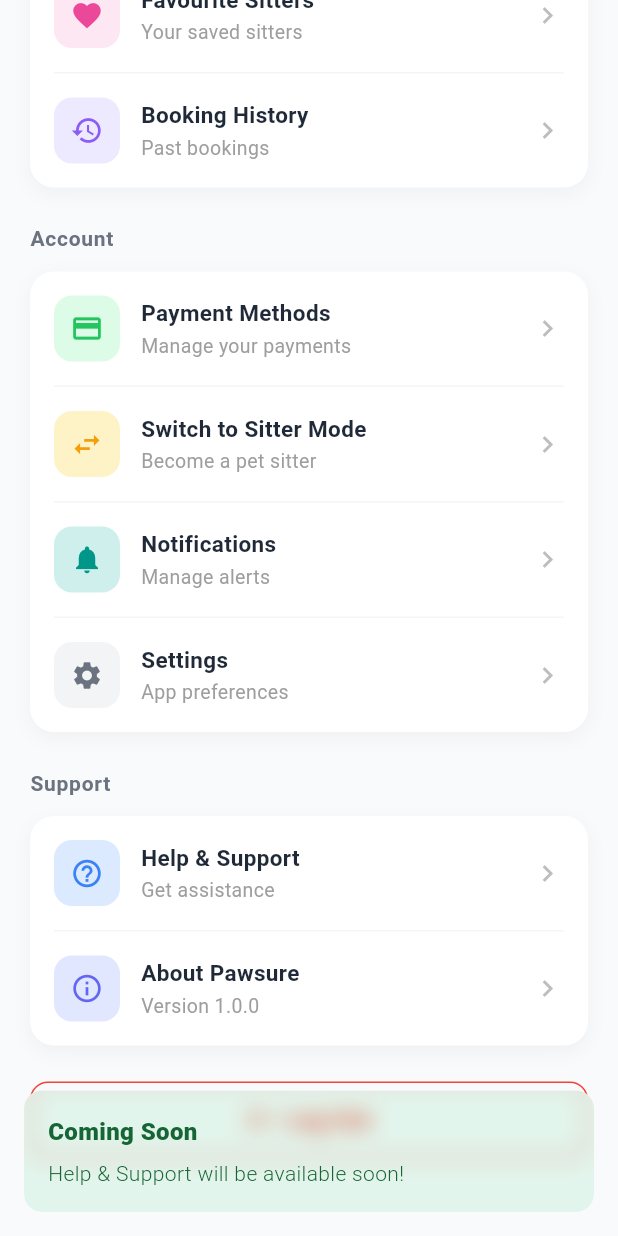
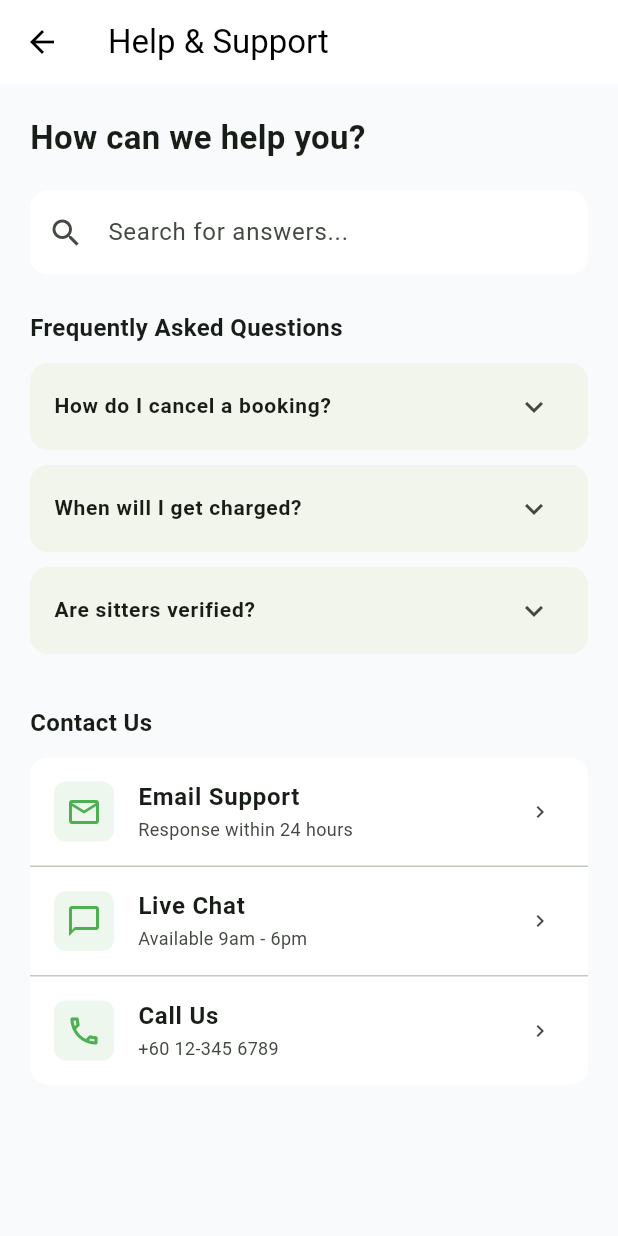
Before and after one commit to apple-6/Pawsure-Repo, a Flutter app: the ProfileScreen screen opened directly, scrolled down 424 dp, after a tap on "Help & Support", on a phone screen of 412 x 824 dp. Run offline on Flutter 3.47's test engine with Material 3 defaults, Android fonts, the phone set to English and light mode, and no system bars; our stand-ins replace carousel_slider, file_picker, geolocator, get, google_maps_flutter, image_picker and 6 more; accounts and stored records are empty; network calls fail.

Commit message:
added help and support screen

```diff
--- a/pawsure_app/lib/screens/auth/login_screen.dart
+++ b/pawsure_app/lib/screens/auth/login_screen.dart
@@ -293,20 +293,6 @@ class _LoginScreenState extends State<LoginScreen> {
               ),
             ),
           ),
-
-          // Bottom green bar
-          Positioned(
-            left: 0,
-            right: 0,
-            bottom: 0,
-            child: Container(
-              height: 24,
-              decoration: const BoxDecoration(
-                color: Color(0xFF4CAF50),
-                borderRadius: BorderRadius.vertical(top: Radius.circular(12)),
-              ),
-            ),
-          ),
         ],
       ),
     );
--- /dev/null
+++ b/pawsure_app/lib/screens/profile/help_support_screen.dart
@@ -0,0 +1,153 @@
+import 'package:flutter/material.dart';
+import 'package:url_launcher/url_launcher.dart'; // Add url_launcher to pubspec.yaml
+
+class HelpSupportScreen extends StatelessWidget {
+  const HelpSupportScreen({super.key});
+
+  @override
+  Widget build(BuildContext context) {
+    return Scaffold(
+      backgroundColor: const Color(0xFFF8FAFC),
+      appBar: AppBar(
+        title: const Text('Help & Support', style: TextStyle(color: Colors.black)),
+        backgroundColor: Colors.white,
+        elevation: 0,
+        leading: const BackButton(color: Colors.black),
+      ),
+      body: SingleChildScrollView(
+        padding: const EdgeInsets.all(20),
+        child: Column(
+          crossAxisAlignment: CrossAxisAlignment.start,
+          children: [
+            const Text(
+              'How can we help you?',
+              style: TextStyle(fontSize: 22, fontWeight: FontWeight.bold),
+            ),
+            const SizedBox(height: 20),
+
+            // 1. Search Bar (Visual only for now)
+            TextField(
+              decoration: InputDecoration(
+                hintText: 'Search for answers...',
+                prefixIcon: const Icon(Icons.search),
+                filled: true,
+                fillColor: Colors.white,
+                border: OutlineInputBorder(
+                  borderRadius: BorderRadius.circular(12),
+                  borderSide: BorderSide.none,
+                ),
+              ),
+            ),
+            const SizedBox(height: 24),
+
+            // 2. FAQ Section
+            const Text('Frequently Asked Questions',
+              style: TextStyle(fontSize: 16, fontWeight: FontWeight.bold)),
+            const SizedBox(height: 12),
+            _buildFaqItem('How do I cancel a booking?',
+              'You can cancel a booking from the "My Bookings" tab up to 24 hours before the start time.'),
+            _buildFaqItem('When will I get charged?',
+              'You are charged immediately upon booking confirmation by the sitter.'),
+            _buildFaqItem('Are sitters verified?',
+              'Yes! All sitters go through a background check and ID verification process.'),
+
+            const SizedBox(height: 24),
+
+            // 3. Contact Options
+            const Text('Contact Us',
+              style: TextStyle(fontSize: 16, fontWeight: FontWeight.bold)),
+            const SizedBox(height: 12),
+            Container(
+              decoration: BoxDecoration(
+                color: Colors.white,
+                borderRadius: BorderRadius.circular(12),
+              ),
+              child: Column(
+                children: [
+                  _buildContactTile(
+                    icon: Icons.email_outlined,
+                    title: 'Email Support',
+                    subtitle: 'Response within 24 hours',
+                    onTap: () => _launchEmail(),
+                  ),
+                  const Divider(height: 1),
+                  _buildContactTile(
+                    icon: Icons.chat_bubble_outline,
+                    title: 'Live Chat',
+                    subtitle: 'Available 9am - 6pm',
+                    onTap: () {}, // Add chat logic later
+                  ),
+                  const Divider(height: 1),
+                  _buildContactTile(
+                    icon: Icons.phone_outlined,
+                    title: 'Call Us',
+                    subtitle: '+60 12-345 6789',
+                    onTap: () => _launchPhone(),
+                  ),
+                ],
+              ),
+            ),
+          ],
+        ),
+      ),
+    );
+  }
+
+  Widget _buildFaqItem(String question, String answer) {
+    return Card(
+      margin: const EdgeInsets.only(bottom: 10),
+      shape: RoundedRectangleBorder(borderRadius: BorderRadius.circular(12)),
+      elevation: 0,
+      child: ExpansionTile(
+        title: Text(question, style: const TextStyle(fontWeight: FontWeight.w600, fontSize: 14)),
+        children: [
+          Padding(
+            padding: const EdgeInsets.fromLTRB(16, 0, 16, 16),
+            child: Text(answer, style: TextStyle(color: Colors.grey[600])),
+          ),
+        ],
+      ),
+    );
+  }
+
+  Widget _buildContactTile({
+    required IconData icon,
+    required String title,
+    required String subtitle,
+    required VoidCallback onTap
+  }) {
+    return ListTile(
+      leading: Container(
+        padding: const EdgeInsets.all(8),
+        decoration: BoxDecoration(
+          color: Colors.green.withOpacity(0.1),
+          borderRadius: BorderRadius.circular(8),
+        ),
+        child: Icon(icon, color: Colors.green),
+      ),
+      title: Text(title, style: const TextStyle(fontWeight: FontWeight.w600)),
+      subtitle: Text(subtitle, style: const TextStyle(fontSize: 12)),
+      trailing: const Icon(Icons.chevron_right, size: 16),
+      onTap: onTap,
+    );
+  }
+
+  // Helper functions to open external apps
+  Future<void> _launchEmail() async {
+    final Uri emailLaunchUri = Uri(
+      scheme: 'mailto',
+      path: 'support@pawsure.com',
+      query: 'subject=Support Request',
+    );
+    if (!await launchUrl(emailLaunchUri)) {
+      debugPrint('Could not launch email');
+    }
+  }
+
+  Future<void> _launchPhone() async {
+    final Uri phoneLaunchUri = Uri(scheme: 'tel', path: '+60123456789');
+    if (!await launchUrl(phoneLaunchUri)) {
+      debugPrint('Could not launch phone');
+    }
+  }
+}
--- a/pawsure_app/lib/screens/profile/profile_screen.dart
+++ b/pawsure_app/lib/screens/profile/profile_screen.dart
@@ -8,6 +8,7 @@ import 'package:pawsure_app/controllers/home_controller.dart';
 import 'package:pawsure_app/controllers/pet_controller.dart';
 import 'package:pawsure_app/controllers/sitter_controller.dart';
 import 'package:pawsure_app/services/storage_service.dart';
+import 'package:pawsure_app/screens/profile/help_support_screen.dart';
 
 class ProfileScreen extends StatelessWidget {
   const ProfileScreen({super.key});
@@ -371,7 +372,7 @@ class ProfileScreen extends StatelessWidget {
                           iconColor: const Color(0xFF3B82F6),
                           title: 'Help & Support',
                           subtitle: 'Get assistance',
-                          onTap: () => _showComingSoon('Help & Support'),
+                          onTap: () {Get.to(() => const HelpSupportScreen());},
                         ),
                         _buildMenuDivider(),
                         _buildMenuItem(
--- a/pawsure_app/lib/screens/sitter_setup/sitter_setting_screen.dart
+++ b/pawsure_app/lib/screens/sitter_setup/sitter_setting_screen.dart
@@ -510,7 +510,7 @@ class _SitterSettingScreenState extends State<SitterSettingScreen> {
                           iconColor: Colors.indigo,
                           title: "Help & Support",
                           subtitle: "FAQ and Customer Service",
-                          onTap: () {},
+                          onTap: () {Get.to(() => const HelpSupportScreen());},
                         ),
                         _buildDivider(),
                         _buildMenuItem(
--- a/pawsure_app/pubspec.yaml
+++ b/pawsure_app/pubspec.yaml
@@ -46,6 +46,7 @@ dependencies:
   # message
   socket_io_client: ^2.0.3+1
   http_parser: ^4.1.2
+  url_launcher: ^6.3.2
 
 dev_dependencies:
   flutter_test:
```
Also changed, not shown: pawsure_app/pubspec.lock.
